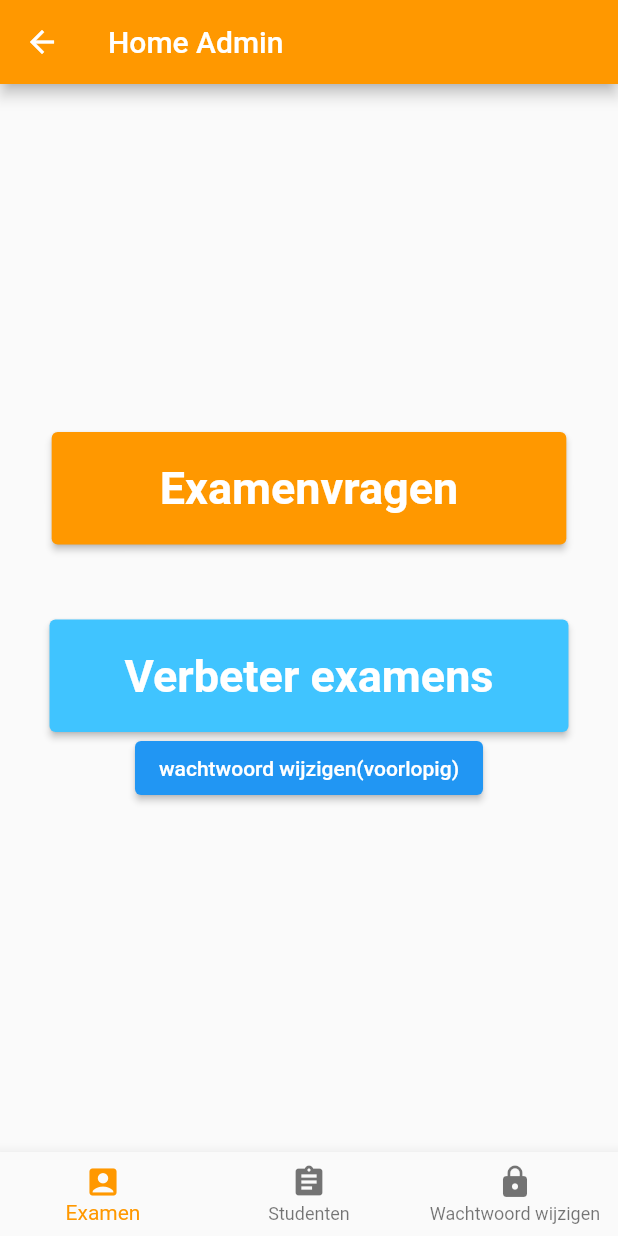
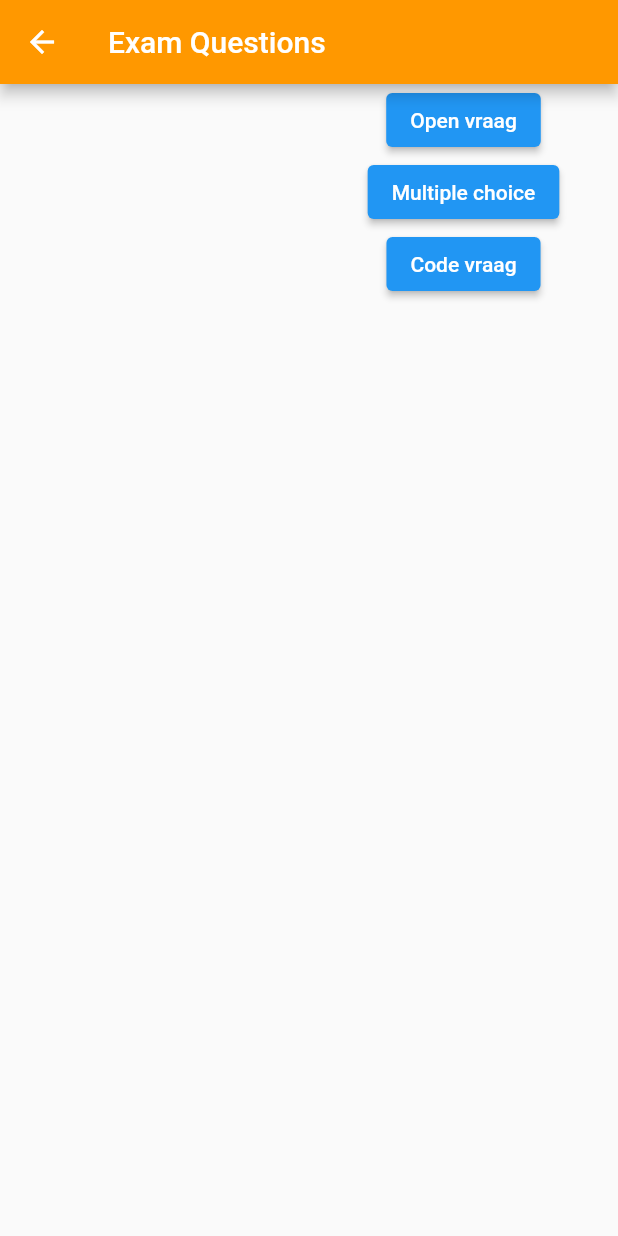
Before and after one commit to ShourovAhmed/Groep18IntroMobile, a Flutter app: the AdminHome screen opened directly, after a tap on "Examenvragen", on a phone screen of 412 x 824 dp. Run offline on Flutter 3.47's test engine with Material 2 defaults, Android fonts, the phone set to English and light mode, and no system bars; our stand-ins replace firebase_auth, firebase_core; accounts and stored records are empty.

Commit message:
Added UI to make questions

```diff
--- a/lib/AdminPage.dart
+++ b/lib/AdminPage.dart
@@ -1,4 +1,5 @@
 import 'package:flutter/material.dart';
+import 'ExamList.dart';
 import 'main.dart';
 import 'passwordchange.dart';
 
@@ -27,7 +28,7 @@ class AdminHome extends StatelessWidget {
                   // Navigate to second route when tapped.
                   Navigator.push(
                     context,
-                    MaterialPageRoute(builder: (context) => SecondRoute()),
+                    MaterialPageRoute(builder: (context) => ExamList()),
                   );
                 },
               ),
--- /dev/null
+++ b/lib/ExamList.dart
@@ -0,0 +1,90 @@
+import 'package:flutter/material.dart';
+
+class ExamList extends StatefulWidget {
+  @override
+  _State createState() => _State();
+}
+
+class _State extends State<ExamList> {
+  final List<String> questions = <String>[];
+
+
+  TextEditingController nameController = TextEditingController();
+
+  void addOpen(){
+    setState(() {
+      questions.insert(questions.length,'Open vraag');
+    });
+  }
+
+  void addMulti(){
+    setState(() {
+      questions.insert(questions.length,'Multiple choice');
+    });
+  }
+
+
+  void addCode(){
+    setState(() {
+      questions.insert(questions.length,'Code vraag');
+    });
+  }
+
+  @override
+  Widget build(BuildContext context) {
+    return Scaffold(
+        appBar: AppBar(
+          backgroundColor: Colors.orange,
+          title: Text('Exam Questions'),
+        ),
+        body: Row(
+            children: <Widget>[
+              Expanded(
+                  child: ListView.builder(
+                      padding: const EdgeInsets.all(8),
+                      itemCount: questions.length,
+                      itemBuilder: (BuildContext context, int index) {
+                        return Container(
+                          height: 50,
+                          margin: EdgeInsets.all(2),
+                          child: Center(
+                              child: Text('${questions[index]} (${[index]})',
+                                //style: TextStyle(fontSize: 18),
+                              )
+                          ),
+                        );
+                      }
+                  )
+              ),
+
+              Expanded(
+                child: Column(
+                  children: [
+                    ElevatedButton(
+                    child: Text('Open vraag'),
+                    onPressed: () {
+                      addOpen();
+                    },
+                  ),
+
+                  ElevatedButton(
+                    child: Text('Multiple choice'),
+                    onPressed: () {
+                      addMulti();
+                    },
+                  ),
+
+                    ElevatedButton(
+                      child: Text('Code vraag'),
+                      onPressed: () {
+                        addCode();
+                      },
+                    ),
+
+              ],
+              ),
+              )]
+        )
+    );
+  }
+}
```
